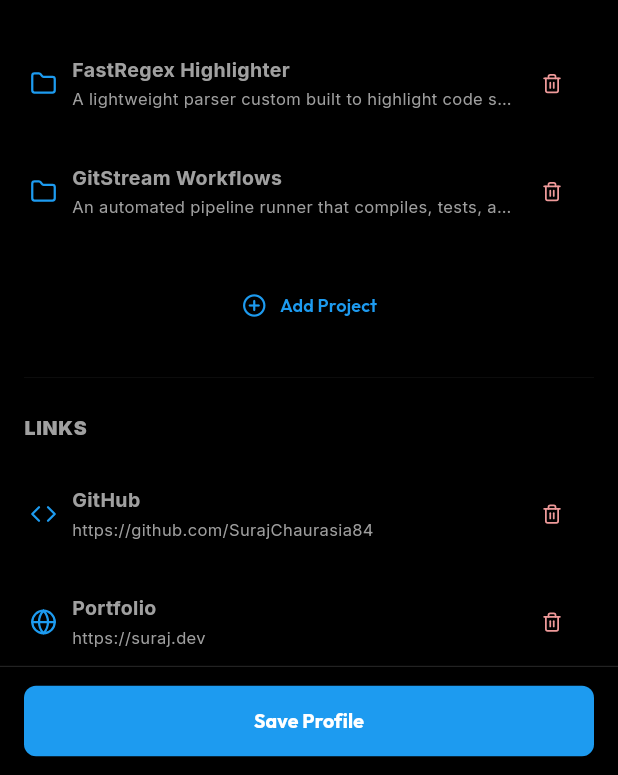
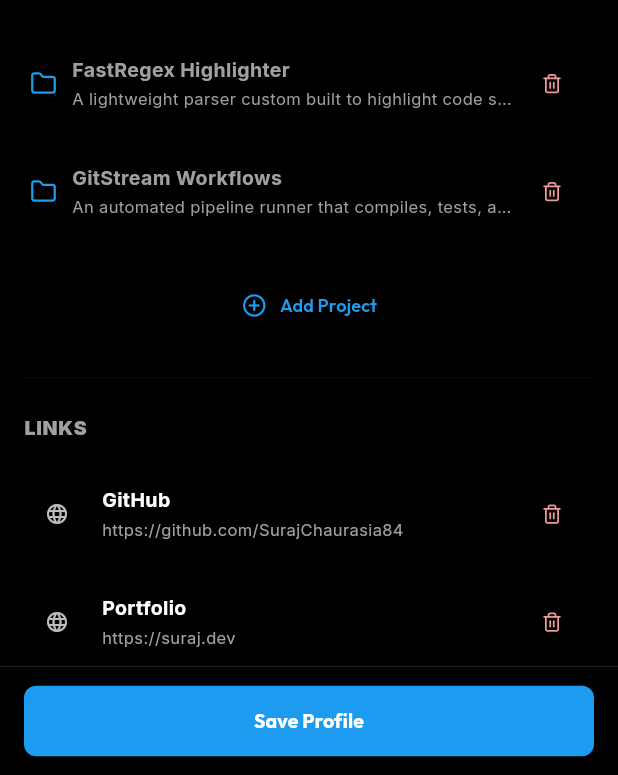
Before and after one commit to SurajChaurasia84/Devs, a Flutter app: the EditProfileScreen screen opened directly, scrolled down 1152 dp, on a phone screen of 412 x 824 dp, the part 461-1236 px from its top. Run offline on Flutter 3.47's test engine with Material 3 defaults, Android fonts, the phone set to English and light mode, and no system bars; our stand-ins replace google_fonts, iconsax, lucide_icons_flutter; network calls fail.

Commit message:
feat(profile): enhance edit profile screen

```diff
--- a/lib/screens/edit_profile_screen.dart
+++ b/lib/screens/edit_profile_screen.dart
@@ -7,6 +7,7 @@ import '../models/data_models.dart';
 import '../theme/app_theme.dart';
 import 'project_form_screen.dart';
 import 'link_form_screen.dart';
+import '../widgets/profile_link_tile.dart';
 
 
 class EditProfileScreen extends StatefulWidget {
@@ -345,25 +346,7 @@ class _EditProfileScreenState extends State<EditProfileScreen> {
     }
   }
 
-  IconData _getLinkIcon(String platform, String url) {
-    final cleanPlatform = platform.toLowerCase().trim();
-    final cleanUrl = url.toLowerCase().trim();
 
-    if (cleanPlatform.contains('github') || cleanUrl.contains('github.com')) {
-      return LucideIcons.code;
-    } else if (cleanPlatform.contains('linkedin') || cleanUrl.contains('linkedin.com')) {
-      return LucideIcons.briefcase;
-    } else if (cleanPlatform.contains('youtube') || cleanUrl.contains('youtube.com') || cleanUrl.contains('youtu.be')) {
-      return LucideIcons.play;
-    } else if (cleanPlatform.contains('instagram') || cleanUrl.contains('instagram.com')) {
-      return Iconsax.instagram;
-    } else if (cleanPlatform.contains('twitter') || cleanPlatform.contains(' x ') || cleanPlatform == 'x' || cleanUrl.contains('twitter.com') || cleanUrl.contains('x.com')) {
-      return LucideIcons.send;
-    } else if (cleanPlatform.contains('portfolio') || cleanPlatform.contains('website') || cleanPlatform.contains('web')) {
-      return LucideIcons.globe;
-    }
-    return LucideIcons.link;
-  }
 
   Future<bool> _showDeleteConfirmationDialog({required String title, required String itemType}) async {
     return await showDialog<bool>(
@@ -933,34 +916,10 @@ class _EditProfileScreenState extends State<EditProfileScreen> {
                               crossAxisAlignment: CrossAxisAlignment.stretch,
                               children: [
                                 ..._links.map((link) {
-                                  return GestureDetector(
+                                  return ProfileLinkTile(
+                                    link: link,
                                     onTap: () => _navigateToLinkForm(link: link),
-                                    behavior: HitTestBehavior.opaque,
-                                    child: Container(
-                                      margin: const EdgeInsets.only(bottom: 8),
-                                      padding: const EdgeInsets.symmetric(horizontal: 4, vertical: 8),
-                                      child: Row(
-                                        children: [
-                                          Icon(_getLinkIcon(link.platform, link.url), color: AppTheme.primaryBlue, size: 18),
-                                          const SizedBox(width: 10),
-                                          Expanded(
-                                            child: Column(
-                                              crossAxisAlignment: CrossAxisAlignment.start,
-                                              children: [
-                                                Text(link.platform, style: const TextStyle(fontWeight: FontWeight.bold, fontSize: 13)),
-                                                const SizedBox(height: 2),
-                                                Text(
-                                                  link.url,
-                                                  style: const TextStyle(color: Colors.grey, fontSize: 11),
-                                                  maxLines: 1,
-                                                  overflow: TextOverflow.ellipsis,
-                                                ),
-                                              ],
-                                            ),
-                                          ),
-                                          IconButton(
-                                            icon: Icon(LucideIcons.trash2, size: 14, color: Colors.red.shade200),
-                                            onPressed: () async {
+                                    onDelete: () async {
                                       final confirm = await _showDeleteConfirmationDialog(
                                         title: 'Delete Link',
                                         itemType: 'link',
@@ -971,10 +930,6 @@ class _EditProfileScreenState extends State<EditProfileScreen> {
                                         });
                                       }
                                     },
-                                          ),
-                                        ],
-                                      ),
-                                    ),
                                   );
                                 }),
                                 if (_links.isEmpty)
```
Lines whose indentation alone changed are shown as unchanged.
